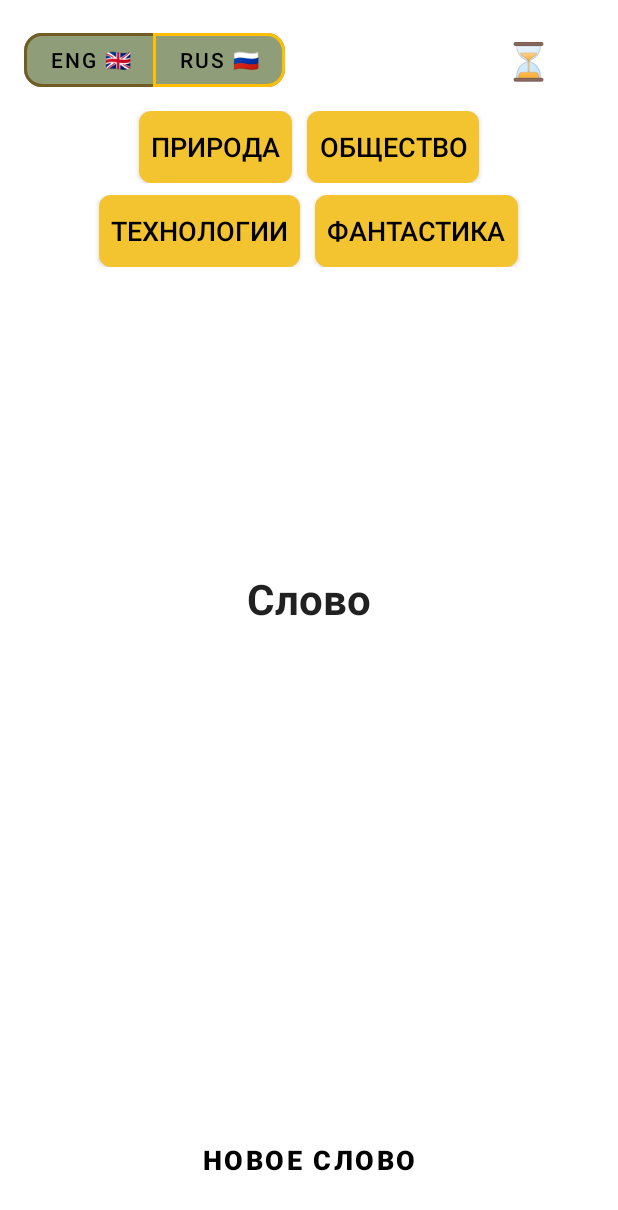
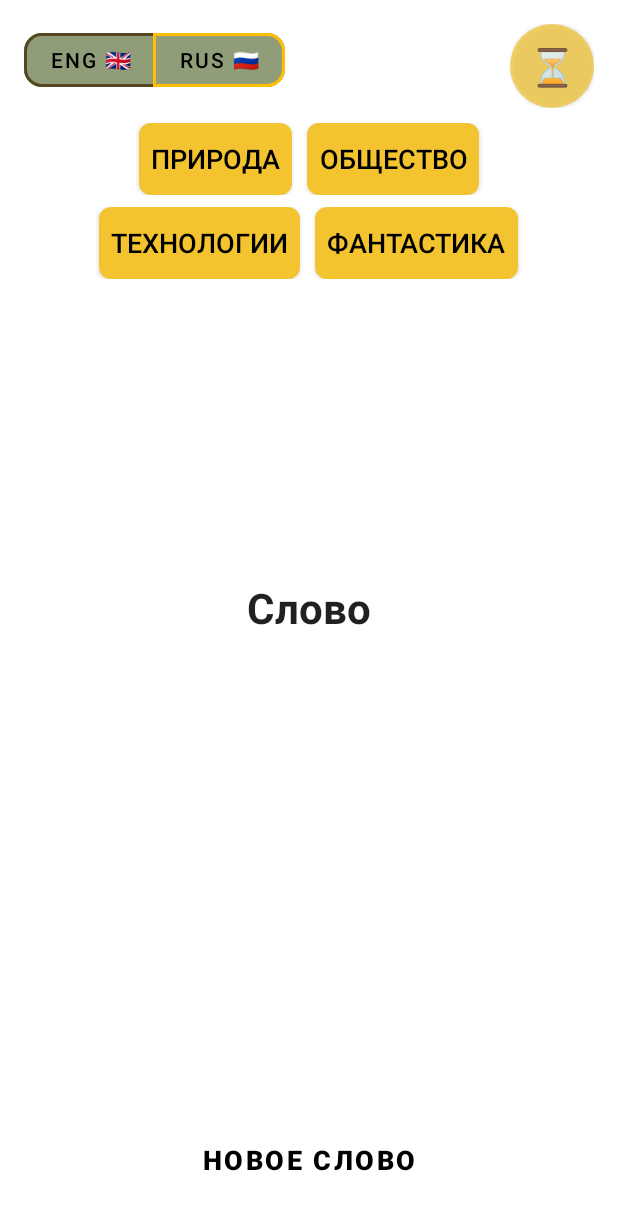
Before and after one commit to AlekseySapi/RandomWord, an Android app built with Jetpack Compose: the layout activity_main.xml on its own in the app's theme, with its tools: preview values and no code run, on a phone screen of 412 x 824 dp. Shown: the top 1210 px of the screen. Run offline under Robolectric (Android 15) with nearby library versions, the light colour scheme and no system bars; network calls fail.

Commit message:
Исправил проблемы с контрастностью

```diff
--- /dev/null
+++ b/app/src/main/res/drawable/timer_button_background.xml
@@ -0,0 +1,14 @@
+<selector xmlns:android="http://schemas.android.com/apk/res/android">
+    <!-- Состояние нажатия (checked) -->
+    <item android:state_checked="true">
+        <shape android:shape="oval">
+            <solid android:color="@color/timer_button_checked" />
+        </shape>
+    </item>
+    <!-- Состояние по умолчанию (unchecked) -->
+    <item>
+        <shape android:shape="oval">
+            <solid android:color="@color/timer_button_unchecked" />
+        </shape>
+    </item>
+</selector>
--- a/app/src/main/res/drawable/timer_ripple_effect.xml
+++ b/app/src/main/res/drawable/timer_ripple_effect.xml
@@ -6,4 +6,6 @@
             <solid android:color="@android:color/white" />
         </shape>
     </item>
+    <!-- Основной фон кнопки -->
+    <item android:drawable="@drawable/timer_button_background" />
 </ripple>
--- /dev/null
+++ b/app/src/main/res/drawable/toggle_button_color.xml
@@ -0,0 +1,6 @@
+<selector xmlns:android="http://schemas.android.com/apk/res/android">
+    <!-- Checked state -->
+    <item android:state_checked="true" android:color="@color/black" />
+    <!-- Default state -->
+    <item android:color="@color/white" />
+</selector>
--- a/app/src/main/res/layout/activity_main.xml
+++ b/app/src/main/res/layout/activity_main.xml
@@ -48,8 +48,8 @@
 
             <ToggleButton
                 android:id="@+id/timerToggle"
-                android:layout_width="wrap_content"
-                android:layout_height="wrap_content"
+                android:layout_width="56dp"
+                android:layout_height="56dp"
                 android:background="@drawable/timer_ripple_effect"
                 android:checked="true"
                 android:gravity="center"
@@ -77,7 +77,7 @@
                 android:background="@drawable/toggle_button_background"
                 android:checked="true"
                 android:padding="8dp"
-                android:textColor="@color/black"
+                android:textColor="@drawable/toggle_button_color"
                 android:textOff="@string/toggle_nature"
                 android:textOn="@string/toggle_nature"
                 android:textSize="@dimen/toggles_font_size" />
@@ -89,7 +89,7 @@
                 android:background="@drawable/toggle_button_background"
                 android:checked="true"
                 android:padding="8dp"
-                android:textColor="@color/black"
+                android:textColor="@drawable/toggle_button_color"
                 android:textOff="@string/toggle_society"
                 android:textOn="@string/toggle_society"
                 android:textSize="@dimen/toggles_font_size" />
@@ -110,7 +110,7 @@
                 android:background="@drawable/toggle_button_background"
                 android:checked="true"
                 android:padding="8dp"
-                android:textColor="@color/black"
+                android:textColor="@drawable/toggle_button_color"
                 android:textOff="@string/toggle_technology"
                 android:textOn="@string/toggle_technology"
                 android:textSize="@dimen/toggles_font_size" />
@@ -123,7 +123,7 @@
                 android:background="@drawable/toggle_button_background"
                 android:checked="true"
                 android:padding="8dp"
-                android:textColor="@color/black"
+                android:textColor="@drawable/toggle_button_color"
                 android:textOff="@string/toggle_fantastic"
                 android:textOn="@string/toggle_fantastic"
                 android:textSize="@dimen/toggles_font_size" />
--- a/app/src/main/res/values/colors.xml
+++ b/app/src/main/res/values/colors.xml
@@ -12,9 +12,13 @@
     <!-- Переключатель языков -->
     <color name="lang_background_color">#8F9E79</color>
 
+    <!-- Таймер -->
+    <color name="timer_button_checked">#B3F4C430</color>
+    <color name="timer_button_unchecked">#B3554722</color>
+
     <!-- Тумблеры -->
     <color name="toggle_checked_background">#F4C430</color>
-    <color name="toggle_unchecked_background">#705D23</color>
+    <color name="toggle_unchecked_background">#554722</color>
 
     <!-- Кнопка -->
     <color name="button_background_color">#FFBF00</color>
```
